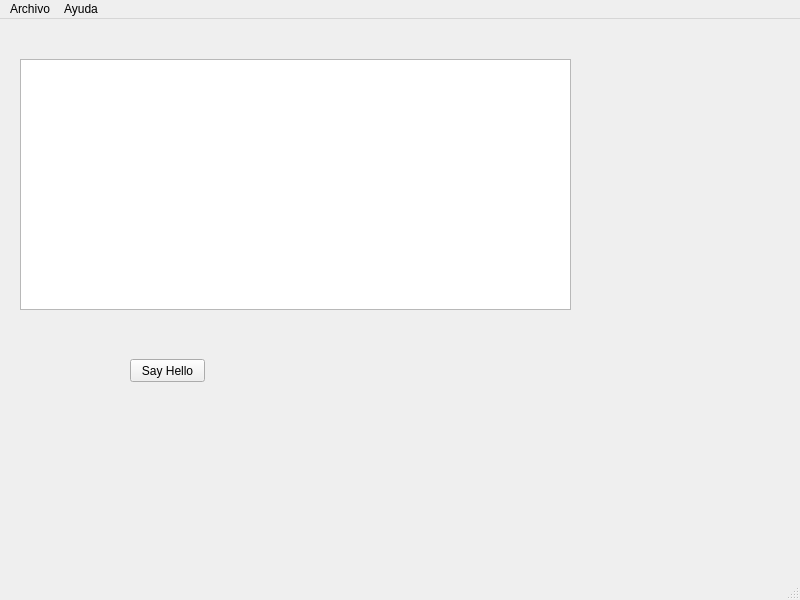
The window that gui/mainWindow.ui (Luis8811/PythonGUI) describes before a commit, drawn with Qt 5.
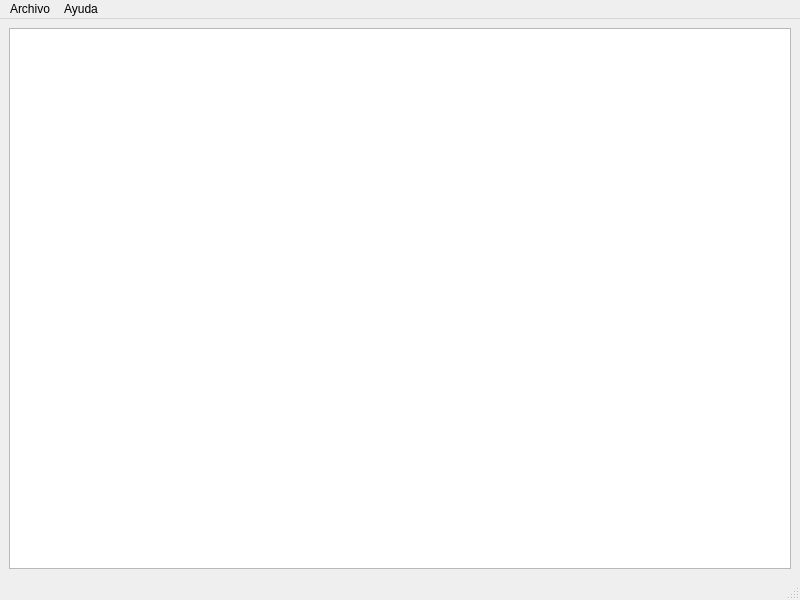
The same window after the commit.

Commit message: Applying layout

```diff
--- a/gui/mainWindow.ui
+++ b/gui/mainWindow.ui
@@ -14,29 +14,11 @@
    <string>Thermal Comfort 1.0</string>
   </property>
   <widget class="QWidget" name="centralwidget">
-   <widget class="QPushButton" name="pushButton">
-    <property name="geometry">
-     <rect>
-      <x>130</x>
-      <y>340</y>
-      <width>75</width>
-      <height>23</height>
-     </rect>
-    </property>
-    <property name="text">
-     <string>Say Hello</string>
-    </property>
-   </widget>
-   <widget class="QTableWidget" name="photosTableWidget">
-    <property name="geometry">
-     <rect>
-      <x>20</x>
-      <y>40</y>
-      <width>551</width>
-      <height>251</height>
-     </rect>
-    </property>
-   </widget>
+   <layout class="QGridLayout" name="gridLayout">
+    <item row="0" column="0">
+     <widget class="QTableWidget" name="photosTableWidget"/>
+    </item>
+   </layout>
   </widget>
   <widget class="QMenuBar" name="menubar">
    <property name="geometry">
```
